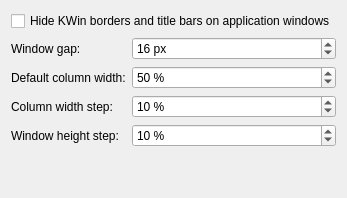
Before: the Qt Designer form packaging/kwin-script/contents/ui/config.ui in kontonkara/driftile, drawn with Qt 5.
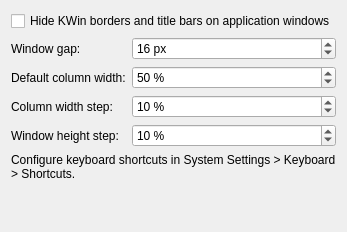
After: the same form once the commit is applied.

Commit message: feat(config): apply settings atomically

Patch:
```diff
--- a/packaging/kwin-script/contents/ui/config.ui
+++ b/packaging/kwin-script/contents/ui/config.ui
@@ -115,6 +115,16 @@
      </item>
     </layout>
    </item>
+   <item>
+    <widget class="QLabel" name="shortcutConfigurationHint">
+     <property name="text">
+      <string>Configure keyboard shortcuts in System Settings &gt; Keyboard &gt; Shortcuts.</string>
+     </property>
+     <property name="wordWrap">
+      <bool>true</bool>
+     </property>
+    </widget>
+   </item>
    <item>
     <spacer name="verticalSpacer">
      <property name="orientation">
```
The commit also changes 6 other files.
